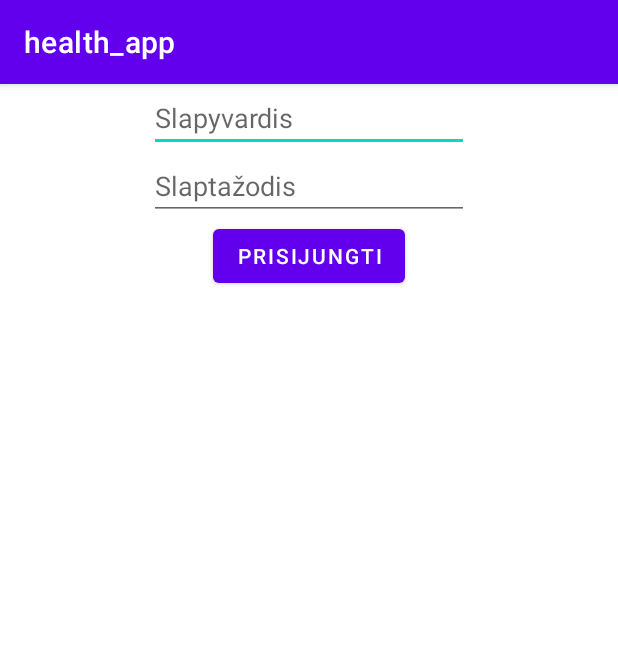
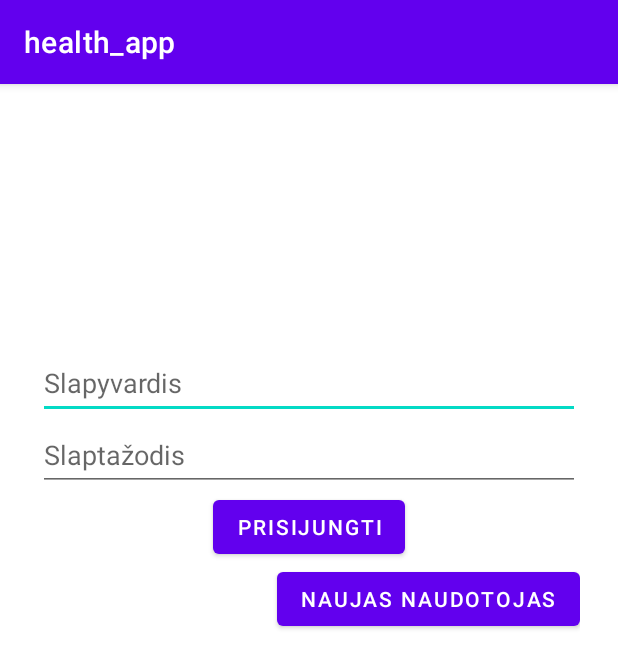
Before and after one commit to ExLean/Health-app, an Android app: the screen it shows after launch (MainActivity), after a tap on "PRISIJUNGTI", on a phone screen of 412 x 824 dp. Shown: the top 668 px of the screen. Run offline under Robolectric (Android 15) with nearby library versions, the phone set to English and light mode, and no system bars; 1 statement that could not run was skipped.

Commit message:
Switched to Spring Boot

```diff
--- a/app/src/main/java/com/example/health_app/AsyncTaskExecutorService.java
+++ /dev/null
@@ -1,85 +0,0 @@
-package com.example.health_app;
-
-import android.os.Handler;
-import android.os.Looper;
-
-import org.jetbrains.annotations.NotNull;
-
-import java.net.MalformedURLException;
-import java.util.concurrent.ExecutorService;
-import java.util.concurrent.Executors;
-
-// Because AsyncTask is deprecated
-public abstract class AsyncTaskExecutorService < Params, Progress, Result > {
-
-    private ExecutorService executor;
-    private Handler handler;
-
-    protected AsyncTaskExecutorService() {
-        executor = Executors.newSingleThreadExecutor(r -> {
-            Thread t = new Thread(r);
-            t.setDaemon(true);
-            return t;
-        });
-    }
-
-    public ExecutorService getExecutor() {
-        return executor;
-    }
-
-    public Handler getHandler() {
-        if (handler == null) {
-            synchronized(AsyncTaskExecutorService.class) {
-                handler = new Handler(Looper.getMainLooper());
-            }
-        }
-        return handler;
-    }
-
-    protected void onPreExecute() {
-        // Override this method whereever you want to perform task before background execution get started
-    }
-
-    protected abstract Result doInBackground(Params[] params) throws MalformedURLException;
-
-    protected abstract void onPostExecute(Result result);
-
-    protected void onProgressUpdate(@NotNull Progress value) {
-        // Override this method whereever you want update a progress result
-    }
-
-    // used for push progress report to UI
-    public void publishProgress(@NotNull Progress value) {
-        getHandler().post(() -> onProgressUpdate(value));
-    }
-
-//    public void execute(String type, String username, String password) {
-//        execute(null);
-//    }
-
-    public void execute(Params... params) {
-        getHandler().post(() -> {
-            onPreExecute();
-            executor.execute(() -> {
-                Result result = null;
-                try {
-                    result = doInBackground(params);
-                } catch (MalformedURLException e) {
-                    e.printStackTrace();
-                }
-                Result finalResult = result;
-                getHandler().post(() -> onPostExecute(finalResult));
-            });
-        });
-    }
-
-    public void shutDown() {
-        if (executor != null) {
-            executor.shutdownNow();
-        }
-    }
-
-    public boolean isCancelled() {
-        return executor == null || executor.isTerminated() || executor.isShutdown();
-    }
-}
--- a/app/src/main/java/com/example/health_app/MainActivity.java
+++ b/app/src/main/java/com/example/health_app/MainActivity.java
@@ -9,27 +9,32 @@ import android.widget.Button;
 import android.widget.EditText;
 import android.widget.Toast;
 
-import com.example.health_app.ds.User;
+import com.example.health_app.model.User;
+import com.example.health_app.retrofit.RetrofitService;
+import com.example.health_app.retrofit.UserApi;
 import com.google.gson.Gson;
 
-import okhttp3.FormBody;
-import okhttp3.OkHttpClient;
-import okhttp3.Request;
-import okhttp3.RequestBody;
-import okhttp3.Response;
+import java.util.logging.Level;
+import java.util.logging.Logger;
+
+import retrofit2.Call;
+import retrofit2.Callback;
+import retrofit2.Response;
 
 public class MainActivity extends AppCompatActivity {
-
-    String url = "http://192.168.73.6/login_user.php";
 
     @Override
     protected void onCreate(Bundle savedInstanceState) {
         super.onCreate(savedInstanceState);
         setContentView(R.layout.activity_main);
 
-        EditText username_field = findViewById(R.id.usr_text_field);
-        EditText password_field = findViewById(R.id.psw_text_field);
+        EditText username_field = findViewById(R.id.username_login_textField);
+        EditText password_field = findViewById(R.id.password_login_textField);
         Button login = findViewById(R.id.login_btn);
+        Button goToRegister = findViewById(R.id.goToRegister_btn);
+
+        RetrofitService retrofitService = new RetrofitService();
+        UserApi userApi = retrofitService.getRetrofit().create(UserApi.class);
 
         login.setOnClickListener(new View.OnClickListener() {
             @Override
@@ -37,62 +42,37 @@ public class MainActivity extends AppCompatActivity {
                 String username = username_field.getText().toString();
                 String password = password_field.getText().toString();
 
-                new LoginUser().execute(username, password);
+                User user = new User();
+                user.setUsername(username);
+                user.setPassword(password);
+
+                userApi.getUserByLoginData(user)
+                        .enqueue(new Callback<User>() {
+                            @Override
+                            public void onResponse(Call<User> call, Response<User> response) {
+                                Toast.makeText(MainActivity.this, "Prisijungta", Toast.LENGTH_SHORT).show();
+
+                                Intent i = new Intent(MainActivity.this, MenuActivity.class);
+                                i.putExtra("json_user", (new Gson()).toJson(response.body()));
+                                startActivity(i);
+                                finish();
+                            }
+
+                            @Override
+                            public void onFailure(Call<User> call, Throwable t) {
+                                Toast.makeText(MainActivity.this, "Prisijungti nepavyko", Toast.LENGTH_SHORT).show();
+                                Logger.getLogger(MainActivity.class.getName()).log(Level.SEVERE, "Error occurred trying to login", t);
+                            }
+                        });
             }
         });
-    }
 
-    public class LoginUser extends AsyncTaskExecutorService<String, Void, String> {
-        @Override
-        protected String doInBackground(String... strings) {
-            String user_name = strings[0];
-            String user_pass = strings[1];
-
-            OkHttpClient client = new OkHttpClient();
-            RequestBody formBody = new FormBody.Builder()
-                    .add("user_name", user_name)
-                    .add("user_password", user_pass)
-                    .build();
-
-            Request request = new Request.Builder()
-                    .url(url)
-                    .post(formBody)
-                    .build();
-
-            Response response;
-            try{
-                response = client.newCall(request).execute();
-                if (response.isSuccessful()) {
-                    String result = response.body().string();
-                    if (result.equalsIgnoreCase("login")) {
-                        User user = new User(user_name, user_pass);
-
-                        Intent i = new Intent(MainActivity.this, Dashboard.class);
-//                        i.putExtra("username", user_name);
-//                        i.putExtra("password", user_pass);
-                        i.putExtra("json_user", (new Gson()).toJson(user));
-                        startActivity(i);
-                        finish();
-                    } else {
-                        showToast("Wrong Username or password");
-                    }
-                }
-            } catch (Exception e) {
-                e.printStackTrace();
-            }
-            return null;
-        }
-
-        @Override
-        protected void onPostExecute(String s) {
-        }
-    }
-
-    public void showToast(final String Text) {
-        this.runOnUiThread(new Runnable() {
+        goToRegister.setOnClickListener(new View.OnClickListener() {
             @Override
-            public void run() {
-                Toast.makeText(MainActivity.this, Text, Toast.LENGTH_LONG).show();
+            public void onClick(View view) {
+                Intent i = new Intent(MainActivity.this, RegisterActivity.class);
+                startActivity(i);
+                finish();
             }
         });
     }
--- /dev/null
+++ b/app/src/main/java/com/example/health_app/retrofit/RetrofitService.java
@@ -0,0 +1,26 @@
+package com.example.health_app.retrofit;
+
+import com.google.gson.Gson;
+
+import retrofit2.Retrofit;
+import retrofit2.converter.gson.GsonConverterFactory;
+
+public class RetrofitService {
+
+    private Retrofit retrofit;
+
+    public RetrofitService() {
+        initializeRetrofit();
+    }
+
+    private void initializeRetrofit() {
+        retrofit = new Retrofit.Builder()
+                .baseUrl("http://192.168.8.116:8080")
+                .addConverterFactory(GsonConverterFactory.create(new Gson()))
+                .build();
+    }
+
+    public Retrofit getRetrofit() {
+        return retrofit;
+    }
+}
--- /dev/null
+++ b/app/src/main/java/com/example/health_app/retrofit/UserApi.java
@@ -0,0 +1,22 @@
+package com.example.health_app.retrofit;
+
+import com.example.health_app.model.User;
+
+import java.util.List;
+
+import retrofit2.Call;
+import retrofit2.http.Body;
+import retrofit2.http.GET;
+import retrofit2.http.POST;
+
+public interface UserApi {
+
+    @GET("/user/get-all")
+    Call<List<User>> getAllUsers();
+
+    @POST("user/login")
+    Call<User> getUserByLoginData(@Body User user);
+
+    @POST("/user/save")
+    Call<User> save(@Body User user);
+}
--- a/app/src/main/res/layout/activity_main.xml
+++ b/app/src/main/res/layout/activity_main.xml
@@ -1,35 +1,49 @@
 <?xml version="1.0" encoding="utf-8"?>
-<LinearLayout xmlns:android="http://schemas.android.com/apk/res/android"
-    android:orientation="vertical"
+<RelativeLayout xmlns:android="http://schemas.android.com/apk/res/android"
     xmlns:tools="http://schemas.android.com/tools"
     android:layout_width="match_parent"
     android:layout_height="match_parent"
+    android:padding="25dp"
     tools:context=".MainActivity">
 
-    <EditText
-        android:id="@+id/usr_text_field"
-        android:layout_width="wrap_content"
+    <LinearLayout
+        android:layout_width="match_parent"
         android:layout_height="wrap_content"
-        android:layout_gravity="center_horizontal"
-        android:autofillHints="username"
-        android:ems="10"
+        android:layout_alignParentTop="true"
+        android:layout_alignParentBottom="true"
+        android:layout_marginTop="150dp"
+        android:layout_marginBottom="325dp"
+        android:orientation="vertical">
+
+        <com.google.android.material.textfield.TextInputEditText
+            android:id="@+id/username_login_textField"
+            android:layout_width="match_parent"
+            android:layout_height="wrap_content"
             android:hint="@string/usr_hint"
-        android:inputType="textPersonName" />
+            android:minHeight="48dp" />
 
-    <EditText
-        android:id="@+id/psw_text_field"
-        android:layout_width="wrap_content"
+        <com.google.android.material.textfield.TextInputEditText
+            android:id="@+id/password_login_textField"
+            android:layout_width="match_parent"
             android:layout_height="wrap_content"
-        android:layout_gravity="center_horizontal"
-        android:autofillHints="password"
-        android:ems="10"
             android:hint="@string/psw_hint"
-        android:inputType="textPassword" />
+            android:inputType="textPassword"
+            android:minHeight="48dp" />
 
-    <Button
+        <com.google.android.material.button.MaterialButton
             android:id="@+id/login_btn"
             android:layout_width="wrap_content"
             android:layout_height="wrap_content"
-        android:layout_gravity="center_horizontal"
-        android:text="@string/login_text"/>
+            android:layout_gravity="center"
+            android:text="@string/login" />
+
+        <com.google.android.material.button.MaterialButton
+            android:id="@+id/goToRegister_btn"
+            android:layout_width="wrap_content"
+            android:layout_height="wrap_content"
+            android:layout_gravity="end"
+            android:text="@string/goToRegister" />
     </LinearLayout>
+
+
+</RelativeLayout>
--- a/app/src/main/res/values/strings.xml
+++ b/app/src/main/res/values/strings.xml
@@ -1,8 +1,13 @@
 <resources>
     <string name="app_name">health_app</string>
+    <string name="login">Prisijungti</string>
+    <string name="goToRegister">Naujas naudotojas</string>
+    <string name="register">Registruotis</string>
+
     <string name="psw_hint">Slaptažodis</string>
     <string name="usr_hint">Slapyvardis</string>
-    <string name="login_text">Prisijungti</string>
-    <string name="url">http://192.168.8.107/</string>
-    <string name="login">login_user.php</string>
+    <string name="eml_hint">El. paštas</string>
+    <string name="dte_hint">Gimimo data (yyyy-mm-dd)</string>
+    <string name="wgh_hint">Jūsų svoris (kg)</string>
+    <string name="hgh_hint">Jūsų ūgis (cm)</string>
 </resources>
```
Also changed, not shown: app/build.gradle (+6 -2 lines), app/src/main/AndroidManifest.xml (+12 -6 lines), app/src/main/java/com/example/health_app/MenuActivity.java (renamed from app/src/main/java/com/example/health_app/Dashboard.java, +8 -8 lines), app/src/main/java/com/example/health_app/RegisterActivity.java (added, +87 -0 lines), app/src/main/java/com/example/health_app/model/User.java (renamed from app/src/main/java/com/example/health_app/ds/User.java, +28 -21 lines), app/src/main/res/layout/activity_register.xml (added, +76 -0 lines), app/src/main/res/xml/network_security_config.xml (deleted, +0 -8 lines), app/src/main/res/layout/activity_menu.xml (renamed from app/src/main/res/layout/dashboard.xml). Lines whose indentation alone changed are shown as unchanged.
